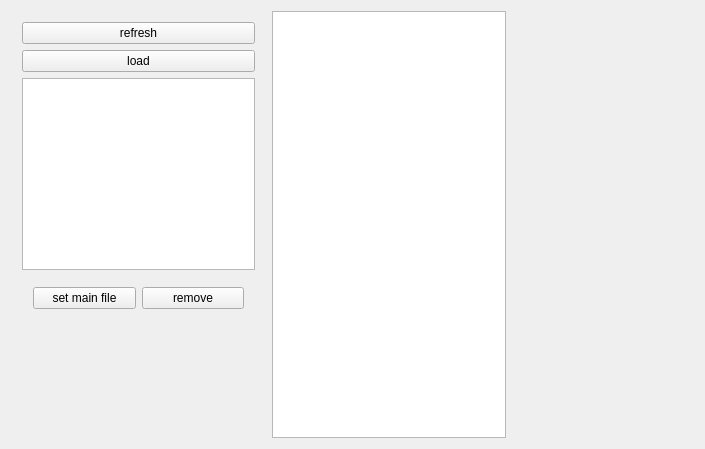
Above: gui/NameMapView.ui from llccde/CPHe before the change. Below: the same form after it.
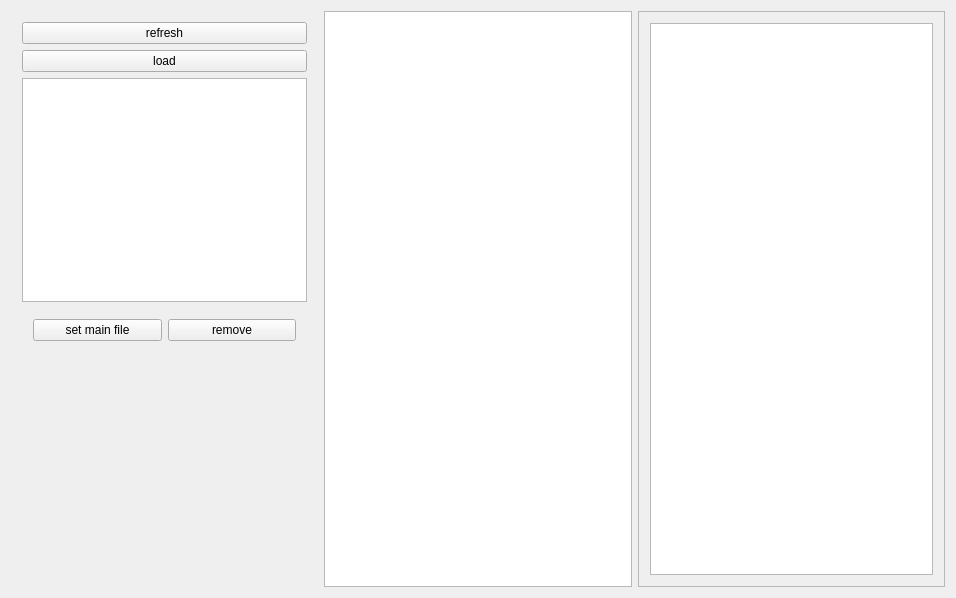
That is the form after the change.

Patch:
```diff
--- a/gui/NameMapView.ui
+++ b/gui/NameMapView.ui
@@ -6,8 +6,8 @@
    <rect>
     <x>0</x>
     <y>0</y>
-    <width>705</width>
-    <height>449</height>
+    <width>956</width>
+    <height>598</height>
    </rect>
   </property>
   <property name="windowTitle">
@@ -74,17 +74,26 @@
     <widget class="QTreeView" name="nameMapView"/>
    </item>
    <item>
-    <spacer name="horizontalSpacer">
-     <property name="orientation">
-      <enum>Qt::Orientation::Horizontal</enum>
+    <widget class="QScrollArea" name="scrollArea">
+     <property name="widgetResizable">
+      <bool>true</bool>
      </property>
-     <property name="sizeHint" stdset="0">
-      <size>
-       <width>211</width>
-       <height>20</height>
-      </size>
-     </property>
-    </spacer>
+     <widget class="QWidget" name="scrollAreaWidgetContents">
+      <property name="geometry">
+       <rect>
+        <x>0</x>
+        <y>0</y>
+        <width>307</width>
+        <height>578</height>
+       </rect>
+      </property>
+      <layout class="QVBoxLayout" name="verticalLayout_2">
+       <item>
+        <widget class="QListView" name="codeView"/>
+       </item>
+      </layout>
+     </widget>
+    </widget>
    </item>
   </layout>
  </widget>
```
